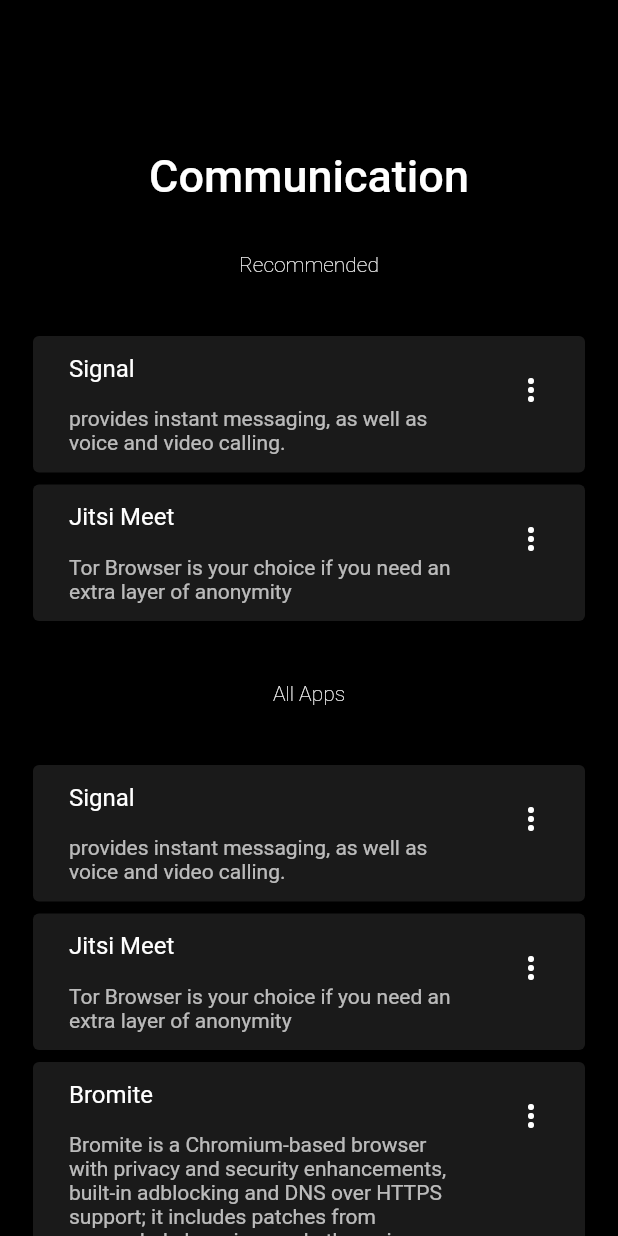
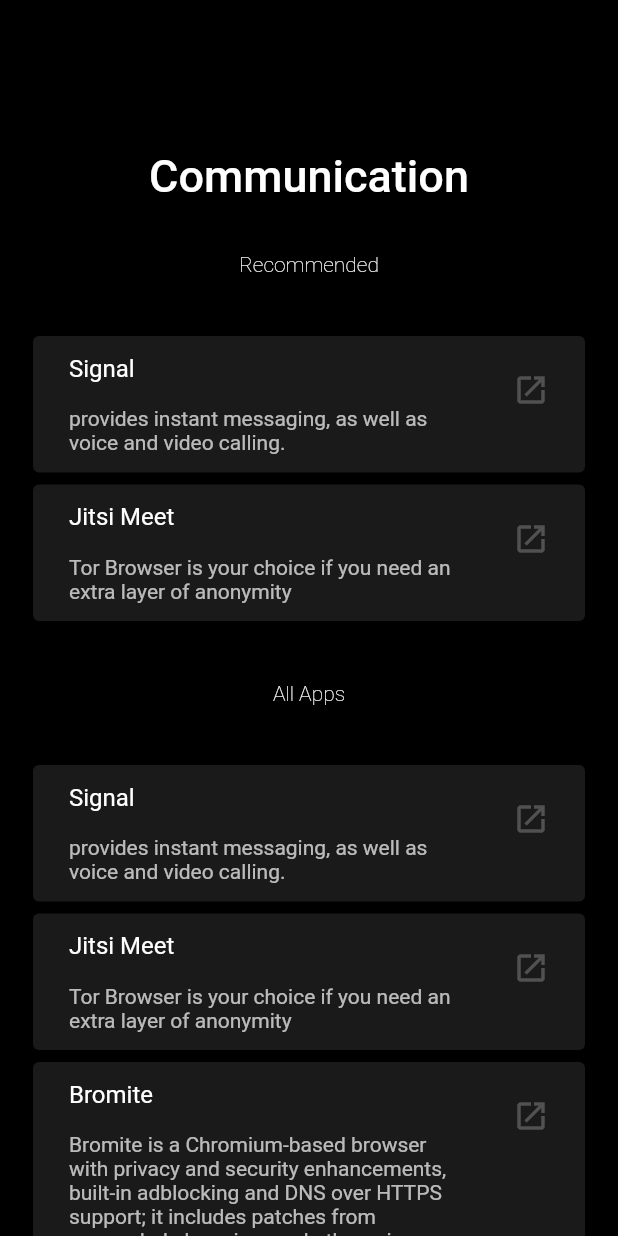
Before and after one commit to craterx/Privacy-Tools, a Flutter app: the Listing screen opened directly, on a phone screen of 412 x 824 dp. Run offline on Flutter 3.47's test engine with Material 2 defaults, Android fonts, the phone set to English and light mode, and no system bars.

Commit message:
change trailing icon

```diff
--- a/lib/shared/AppCard.dart
+++ b/lib/shared/AppCard.dart
@@ -28,7 +28,8 @@ class AppCard extends StatelessWidget {
         ),
         trailing: Padding(
           padding: const EdgeInsets.all(8.0),
-          child: Icon(Icons.more_vert),
+          child: Icon(Icons.open_in_new,
+          color: Colors.white24,),
         ),
         onTap: () async {
           if (await canLaunch(link)) {
```
